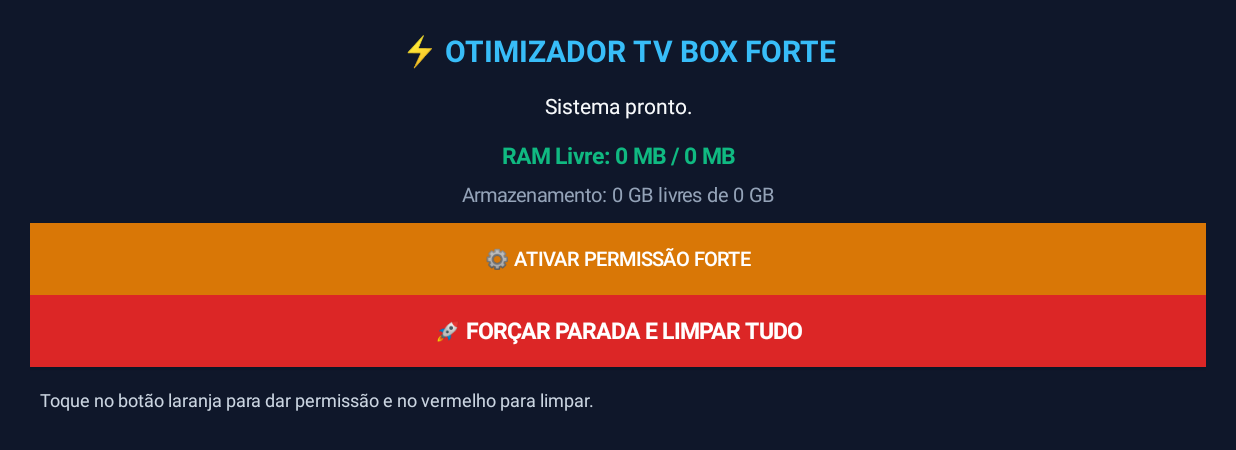
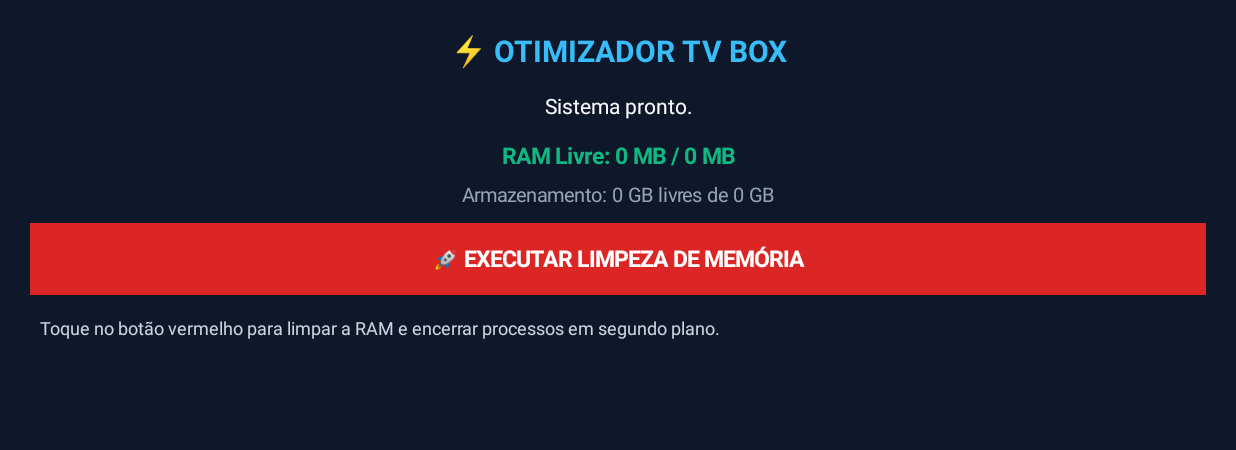
Before and after one commit to lukas109a-sys/limpador-tvbox, an Android app: the screen it shows after launch (MainActivity), on a phone screen of 824 x 412 dp (held sideways). Shown: the top 450 px of the screen. Run offline under Robolectric (Android 15) with nearby library versions, the phone set to English and light mode, and no system bars.

Commit message:
Update MainActivity.kt

```diff
--- a/app/src/main/java/com/cleaner/tvbox/MainActivity.kt
+++ b/app/src/main/java/com/cleaner/tvbox/MainActivity.kt
@@ -3,13 +3,11 @@ package com.cleaner.tvbox
 import android.app.Activity
 import android.app.ActivityManager
 import android.content.Context
-import android.content.Intent
 import android.graphics.Color
 import android.graphics.Typeface
 import android.os.Bundle
 import android.os.Environment
 import android.os.StatFs
-import android.provider.Settings
 import android.view.Gravity
 import android.widget.Button
 import android.widget.LinearLayout
@@ -24,7 +22,6 @@ class MainActivity : Activity() {
     private lateinit var txtStorage: TextView
     private lateinit var txtAppList: TextView
     private lateinit var btnLimpar: Button
-    private lateinit var btnPermissao: Button
 
     override fun onCreate(savedInstanceState: Bundle?) {
         super.onCreate(savedInstanceState)
@@ -41,7 +38,7 @@ class MainActivity : Activity() {
         }
 
         val txtTitle = TextView(this).apply {
-            text = "⚡ OTIMIZADOR TV BOX FORTE"
+            text = "⚡ OTIMIZADOR TV BOX"
             textSize = 20f
             setTypeface(null, Typeface.BOLD)
             setTextColor(Color.parseColor("#38BDF8"))
@@ -50,7 +47,7 @@ class MainActivity : Activity() {
         }
 
         txtStatus = TextView(this).apply {
-            text = "Modo de limpeza profunda pronto"
+            text = "Sistema pronto para otimização"
             textSize = 14f
             setTextColor(Color.parseColor("#F8FAFC"))
             gravity = Gravity.CENTER
@@ -72,31 +69,20 @@ class MainActivity : Activity() {
             setPadding(0, 5, 0, 15)
         }
 
-        btnPermissao = Button(this).apply {
-            text = "⚙️ ATIVAR PERMISSÃO FORTE"
-            textSize = 13f
-            setTextColor(Color.WHITE)
-            setBackgroundColor(Color.parseColor("#D97706"))
-            setPadding(15, 15, 15, 15)
-            setOnClickListener {
-                startActivity(Intent(Settings.ACTION_ACCESSIBILITY_SETTINGS))
-            }
-        }
-
         btnLimpar = Button(this).apply {
-            text = "🚀 FORÇAR PARADA E LIMPAR TUDO"
+            text = "🚀 EXECUTAR LIMPEZA DE MEMÓRIA"
             textSize = 15f
             setTypeface(null, Typeface.BOLD)
             setTextColor(Color.WHITE)
             setBackgroundColor(Color.parseColor("#DC2626"))
             setPadding(20, 20, 20, 20)
             setOnClickListener {
-                executarLimpezaProfunda()
+                executarLimpeza()
             }
         }
 
         txtAppList = TextView(this).apply {
-            text = "Toque no botão laranja para dar permissão e no vermelho para limpar."
+            text = "Toque no botão vermelho para limpar a RAM e encerrar processos em segundo plano."
             textSize = 12f
             setTextColor(Color.parseColor("#CBD5E1"))
             gravity = Gravity.START
@@ -107,7 +93,6 @@ class MainActivity : Activity() {
         layout.addView(txtStatus)
         layout.addView(txtRam)
         layout.addView(txtStorage)
-        layout.addView(btnPermissao)
         layout.addView(btnLimpar)
         layout.addView(txtAppList)
         scrollLayout.addView(layout)
@@ -139,7 +124,7 @@ class MainActivity : Activity() {
         txtStorage.text = lerArmazenamentoInterno()
     }
 
-    private fun executarLimpezaProfunda() {
+    private fun executarLimpeza() {
         val actManager = getSystemService(Context.ACTIVITY_SERVICE) as ActivityManager
         val pm = packageManager
         val fechados = mutableListOf<String>()
@@ -158,7 +143,7 @@ class MainActivity : Activity() {
         }
 
         System.gc()
-        atualizarHardware("🔥 Limpeza profunda executada!")
+        atualizarHardware("✨ Limpeza concluída com sucesso!")
 
         txtAppList.text = if (fechados.isNotEmpty()) {
             "📦 Apps encerrados ($contador):\n• " + fechados.joinToString("\n• ")
```
